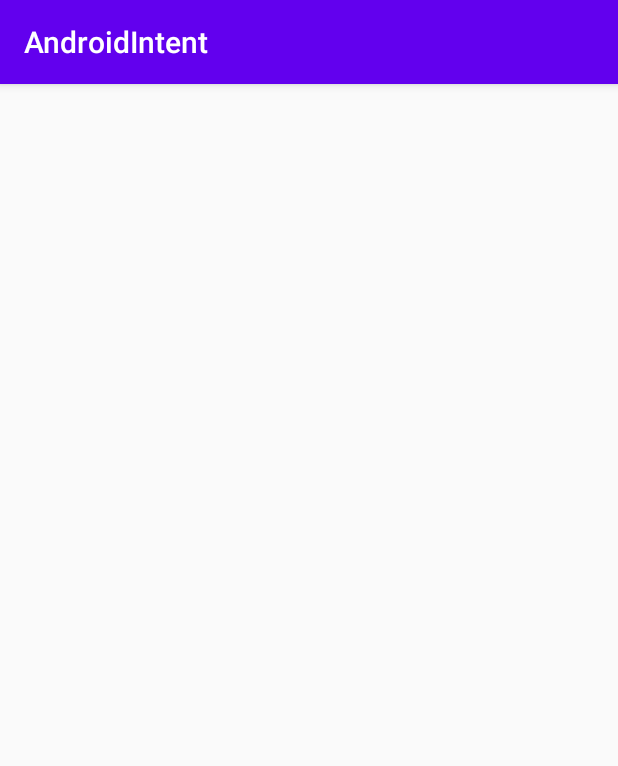
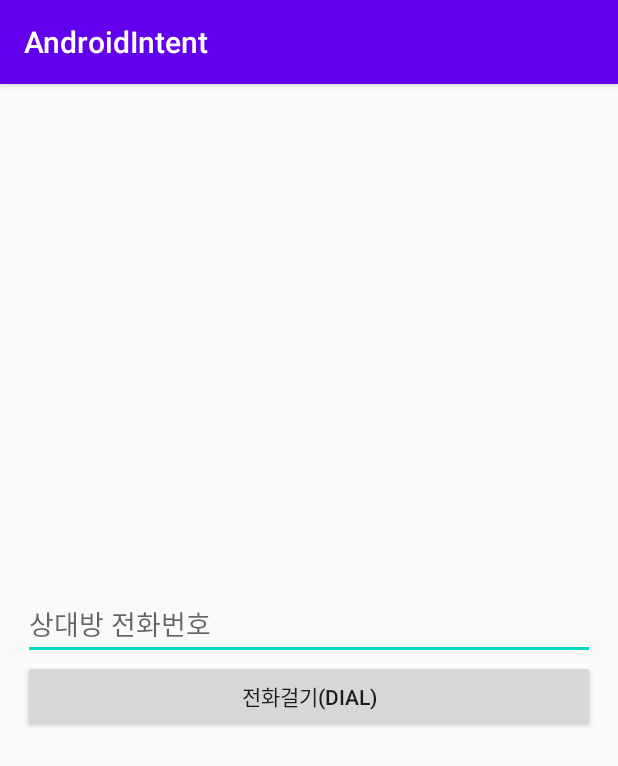
Before and after one commit to jihyok007/AndroidIntent, an Android app: the screen it shows after launch (MainActivity), on a phone screen of 412 x 824 dp. Shown: the top 766 px of the screen. Run offline under Robolectric (Android 15) with nearby library versions, the phone set to English and light mode, and no system bars.

Commit message:
전화걸기 화면만 그림

```diff
--- a/app/src/main/java/kr/co/tjoeun/androidintent/MainActivity.kt
+++ b/app/src/main/java/kr/co/tjoeun/androidintent/MainActivity.kt
@@ -2,10 +2,16 @@ package kr.co.tjoeun.androidintent
 
 import androidx.appcompat.app.AppCompatActivity
 import android.os.Bundle
+import kotlinx.android.synthetic.main.activity_main.*
 
 class MainActivity : AppCompatActivity() {
     override fun onCreate(savedInstanceState: Bundle?) {
         super.onCreate(savedInstanceState)
         setContentView(R.layout.activity_main)
+//         다이얼버튼
+        dialBtn.setOnClickListener {
+
+        }
+
     }
 }
--- a/app/src/main/res/layout/activity_main.xml
+++ b/app/src/main/res/layout/activity_main.xml
@@ -5,7 +5,21 @@
     android:layout_width="match_parent"
     android:layout_height="match_parent"
     android:orientation="vertical"
+    android:gravity="center"
+    android:padding="15dp"
     tools:context=".MainActivity">
 
+    <EditText
+        android:id="@+id/phoneNumEdt"
+        android:layout_width="match_parent"
+        android:layout_height="wrap_content"
+        android:hint="상대방 전화번호"
+        android:inputType="phone"/>
+
+    <Button
+        android:id="@+id/dialBtn"
+        android:layout_width="match_parent"
+        android:layout_height="wrap_content"
+        android:text="전화걸기(dial)" />
 
 </LinearLayout>
```
